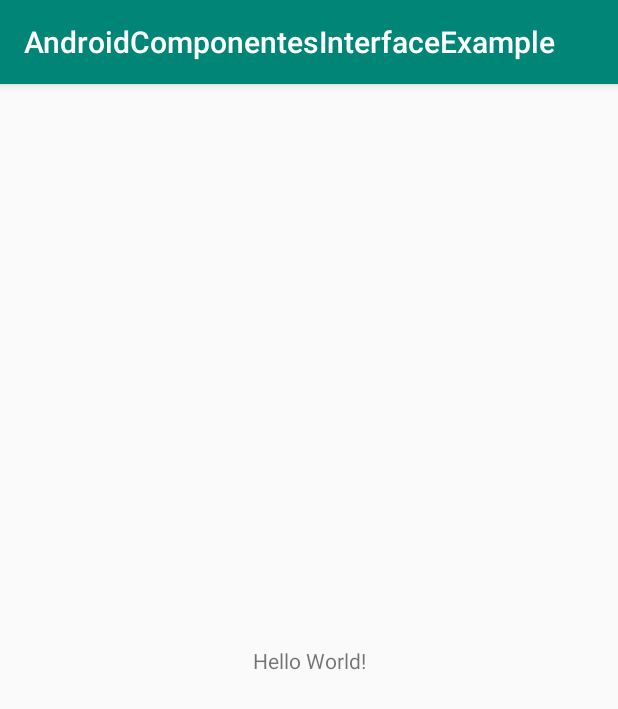
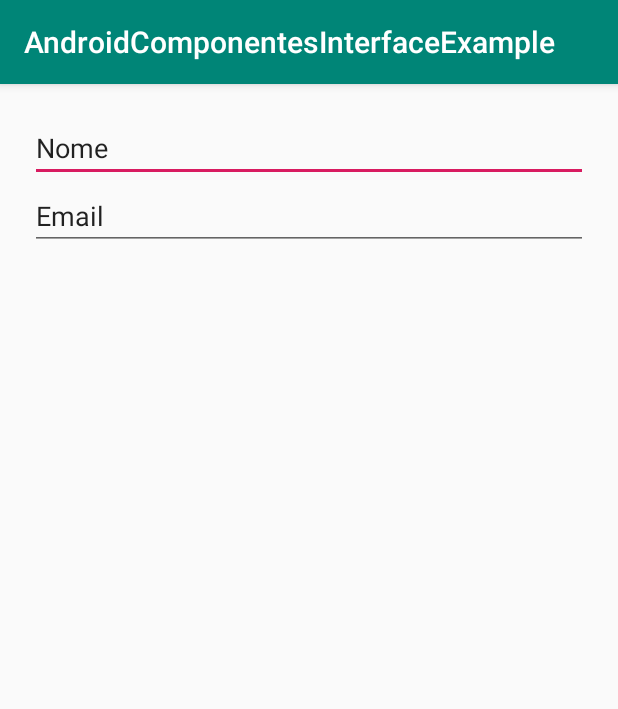
Before and after one commit to RaquelMariah/AndroidComponentesInterfaceExample, an Android app: the screen it shows after launch (MainActivity), on a phone screen of 412 x 824 dp. Shown: the top 709 px of the screen. Run offline under Robolectric (Android 15) with nearby library versions, the phone set to English and light mode, and no system bars.

Commit message:
Exemplo PlainText com textHint

```diff
--- a/app/src/main/res/layout/activity_main.xml
+++ b/app/src/main/res/layout/activity_main.xml
@@ -1,18 +1,28 @@
 <?xml version="1.0" encoding="utf-8"?>
-<androidx.constraintlayout.widget.ConstraintLayout xmlns:android="http://schemas.android.com/apk/res/android"
+<LinearLayout xmlns:android="http://schemas.android.com/apk/res/android"
     xmlns:app="http://schemas.android.com/apk/res-auto"
     xmlns:tools="http://schemas.android.com/tools"
     android:layout_width="match_parent"
     android:layout_height="match_parent"
+    android:orientation="vertical"
+    android:padding="20dp"
     tools:context=".MainActivity">
 
-    <TextView
-        android:layout_width="wrap_content"
+    <EditText
+        android:id="@+id/editText"
+        android:layout_width="match_parent"
         android:layout_height="wrap_content"
-        android:text="Hello World!"
-        app:layout_constraintBottom_toBottomOf="parent"
-        app:layout_constraintLeft_toLeftOf="parent"
-        app:layout_constraintRight_toRightOf="parent"
-        app:layout_constraintTop_toTopOf="parent" />
+        android:ems="10"
+        android:hint="Digite seu nome:"
+        android:inputType="textPersonName"
+        android:text="Nome" />
 
-</androidx.constraintlayout.widget.ConstraintLayout>
+    <EditText
+        android:id="@+id/editText2"
+        android:layout_width="match_parent"
+        android:layout_height="wrap_content"
+        android:ems="10"
+        android:hint="Digite seu email:"
+        android:inputType="textPersonName"
+        android:text="Email" />
+</LinearLayout>
```
